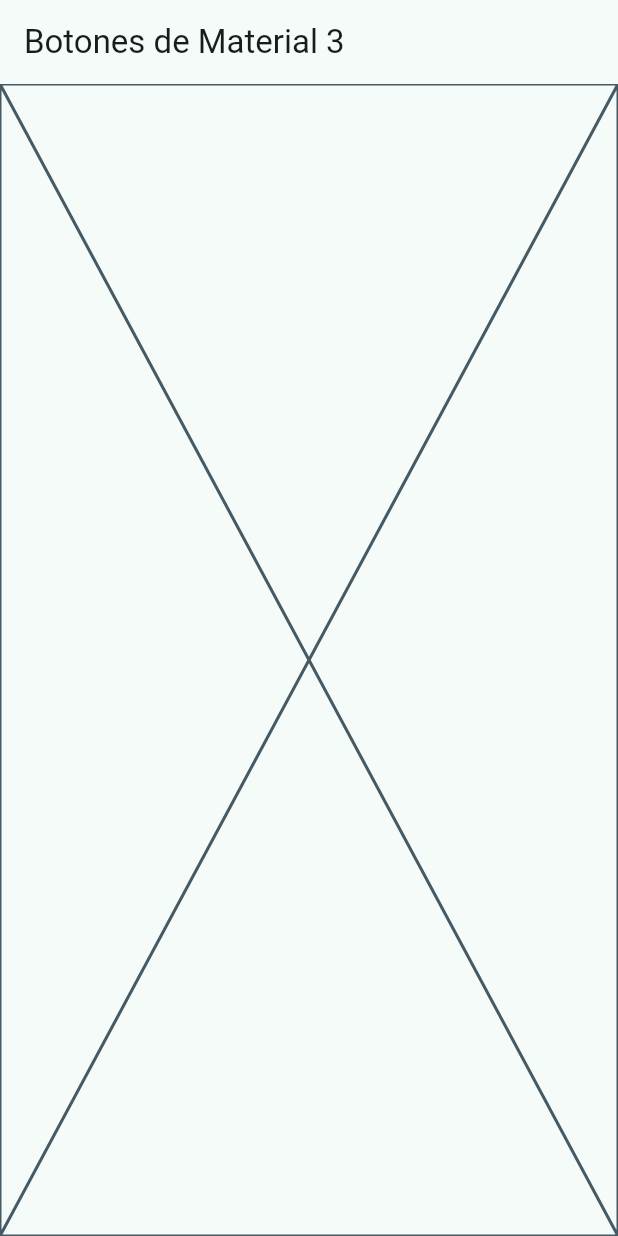
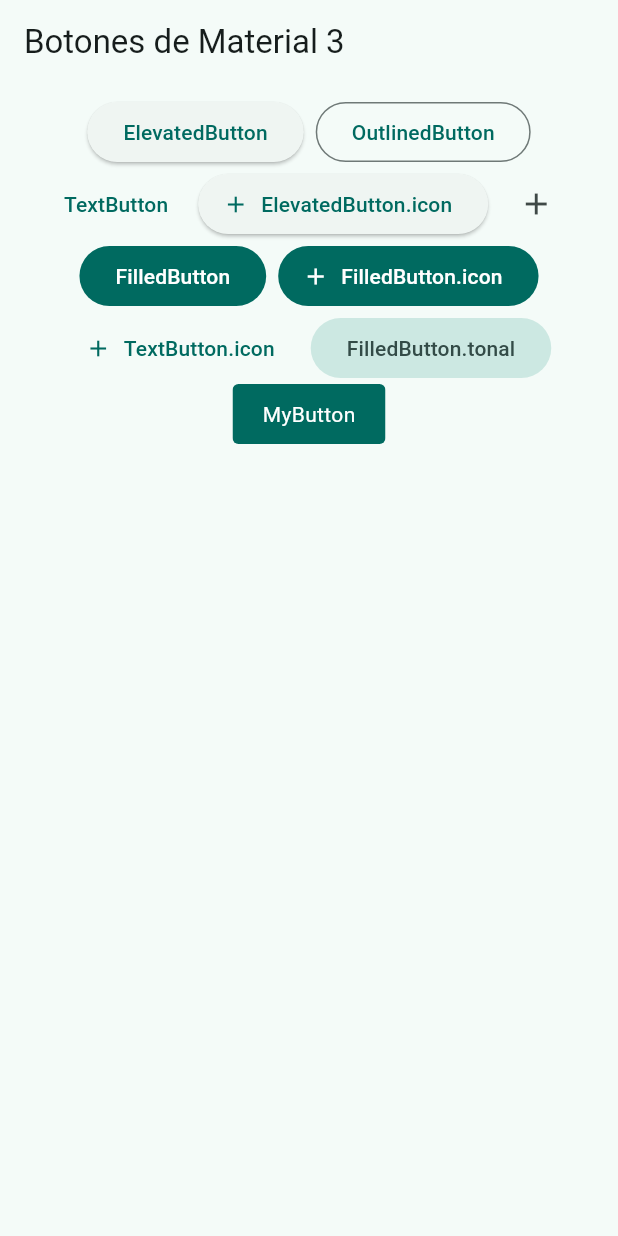
Before and after one commit to JorgeAssaf/widgets_app, a Flutter app: the ButtonsScreen screen opened by its route, on a phone screen of 412 x 824 dp. Run offline on Flutter 3.47's test engine with Material 3 defaults, Android fonts, the phone set to English and light mode, and no system bars; our stand-ins replace go_router.

Commit message:
:page_facing_up: Add new buttons/widgets

```diff
--- a/lib/presentation/screens/Buttons/buttons_screen.dart
+++ b/lib/presentation/screens/Buttons/buttons_screen.dart
@@ -9,7 +9,66 @@ class ButtonsScreen extends StatelessWidget {
       appBar: AppBar(
         title: const Text('Botones de Material 3'),
       ),
-      body: const Placeholder(),
+      body: SizedBox(
+        width: double.infinity,
+        child: Padding(
+          padding: const EdgeInsets.symmetric(horizontal: 16.0, vertical: 8.0),
+          child: Wrap(
+            spacing: 8.0,
+            alignment: WrapAlignment.center,
+            children: [
+              ElevatedButton(
+                  onPressed: () {}, child: const Text('ElevatedButton')),
+              OutlinedButton(
+                  onPressed: () {}, child: const Text('OutlinedButton')),
+              TextButton(onPressed: () {}, child: const Text('TextButton')),
+              ElevatedButton.icon(
+                onPressed: () {},
+                icon: const Icon(Icons.add),
+                label: const Text('ElevatedButton.icon'),
+              ),
+              IconButton(onPressed: () {}, icon: const Icon(Icons.add)),
+              FilledButton(onPressed: () {}, child: const Text('FilledButton')),
+              FilledButton.icon(
+                  onPressed: () {},
+                  icon: const Icon(Icons.add),
+                  label: const Text('FilledButton.icon')),
+              TextButton.icon(
+                onPressed: () {},
+                icon: const Icon(Icons.add),
+                label: const Text('TextButton.icon'),
+              ),
+              FilledButton.tonal(
+                  onPressed: () {}, child: const Text('FilledButton.tonal')),
+              _MyButton()
+            ],
+          ),
+        ),
+      ),
     );
   }
 }
+
+class _MyButton extends StatelessWidget {
+  const _MyButton({super.key});
+
+  @override
+  Widget build(BuildContext context) {
+    return ClipRRect(
+      borderRadius: BorderRadius.circular(4.0),
+      child: Material(
+        color: Theme.of(context).colorScheme.primary,
+        child: InkWell(
+          onTap: () {},
+          child: const Padding(
+            padding: EdgeInsets.symmetric(vertical: 10.0, horizontal: 20.0),
+            child: Text(
+              'MyButton',
+              style: TextStyle(color: Colors.white),
+            ),
+          ),
+        ),
+      ),
+    );
+  }
+}
```
